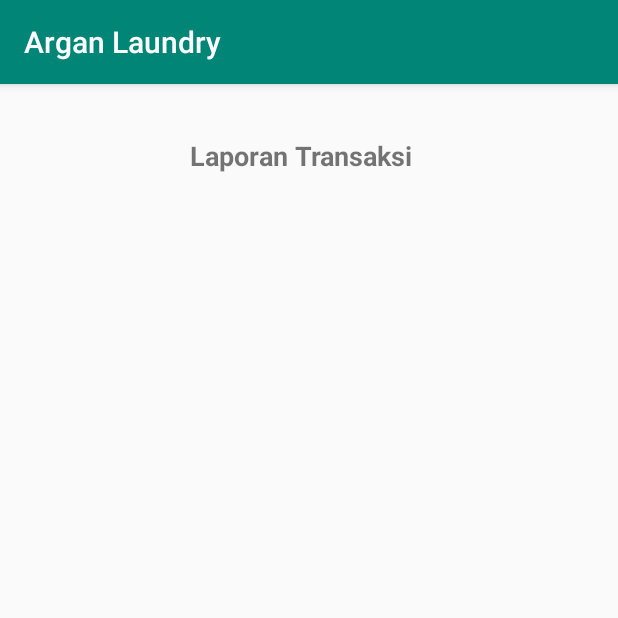
After one commit to soyidwahyud/laundry_Argan, an Android app: the Laporan screen opened directly, with no data from a screen before it, on a phone screen of 412 x 824 dp, the top half of it. The commit adds this screen. Run offline under Robolectric (Android 15) with nearby library versions, the phone set to English and light mode, and no system bars.

Commit message:
baru baru

```diff
--- a/app/src/main/AndroidManifest.xml
+++ b/app/src/main/AndroidManifest.xml
@@ -12,7 +12,8 @@
         android:supportsRtl="true"
         android:theme="@style/AppTheme"
         android:usesCleartextTraffic="true">
-        <activity android:name=".tampilan.menu"></activity>
+        <activity android:name=".tampilan.Laporan"></activity>
+        <activity android:name=".tampilan.menu" />
         <activity android:name=".tampilan.Argan">
             <intent-filter>
                 <action android:name="android.intent.action.MAIN" />
@@ -21,7 +22,7 @@
             </intent-filter>
         </activity>
         <activity android:name=".tampilan.DataCuciMasuk" />
-        <activity android:name=".MainActivity"></activity>
+        <activity android:name=".MainActivity" />
     </application>
 
 </manifest>
--- /dev/null
+++ b/app/src/main/java/com/example/laundryargan/tampilan/Laporan.java
@@ -0,0 +1,16 @@
+package com.example.laundryargan.tampilan;
+
+import androidx.appcompat.app.AppCompatActivity;
+
+import android.os.Bundle;
+
+import com.example.laundryargan.R;
+
+public class Laporan extends AppCompatActivity {
+
+    @Override
+    protected void onCreate(Bundle savedInstanceState) {
+        super.onCreate(savedInstanceState);
+        setContentView(R.layout.activity_laporan);
+    }
+}
--- a/app/src/main/java/com/example/laundryargan/tampilan/menu.java
+++ b/app/src/main/java/com/example/laundryargan/tampilan/menu.java
@@ -30,4 +30,10 @@ public class menu extends AppCompatActivity {
         Intent intent = new Intent(this, DataCuciMasuk.class);
         startActivity(intent);
     }
+
+    public void lap(View view) {
+        Intent intent = new Intent(this, Laporan.class);
+        startActivity(intent);
+
+    }
 }
--- a/app/src/main/res/layout/activity_data_cuci_masuk.xml
+++ b/app/src/main/res/layout/activity_data_cuci_masuk.xml
@@ -48,9 +48,8 @@
 
             <EditText
                 android:id="@+id/input_no_hp"
-                android:layout_width="334dp"
-                android:layout_height="56dp"
-                android:layout_marginStart="12dp"
+                android:layout_width="335dp"
+                android:layout_height="55dp"
                 android:ems="10"
                 android:hint="Masukan Nomor HP"
                 android:numeric="integer" />
--- /dev/null
+++ b/app/src/main/res/layout/activity_laporan.xml
@@ -0,0 +1,47 @@
+<?xml version="1.0" encoding="utf-8"?>
+<androidx.constraintlayout.widget.ConstraintLayout xmlns:android="http://schemas.android.com/apk/res/android"
+    xmlns:app="http://schemas.android.com/apk/res-auto"
+    xmlns:tools="http://schemas.android.com/tools"
+    android:layout_width="match_parent"
+    android:layout_height="match_parent"
+    tools:context=".tampilan.Laporan">
+
+    <TextView
+        android:id="@+id/textView4"
+        android:layout_width="158dp"
+        android:layout_height="33dp"
+        android:text="Laporan Transaksi"
+        android:textSize="18sp"
+        android:textStyle="bold"
+        app:layout_constraintBottom_toBottomOf="parent"
+        app:layout_constraintEnd_toEndOf="parent"
+        app:layout_constraintHorizontal_bias="0.498"
+        app:layout_constraintStart_toStartOf="parent"
+        app:layout_constraintTop_toTopOf="parent"
+        app:layout_constraintVertical_bias="0.048" />
+
+    <TableLayout
+        android:layout_width="408dp"
+        android:layout_height="596dp"
+        app:layout_constraintBottom_toBottomOf="parent"
+        app:layout_constraintEnd_toEndOf="parent"
+        app:layout_constraintStart_toStartOf="parent"
+        app:layout_constraintTop_toBottomOf="@+id/textView4">
+
+        <TableRow
+            android:layout_width="match_parent"
+            android:layout_height="match_parent" />
+
+        <TableRow
+            android:layout_width="match_parent"
+            android:layout_height="match_parent" />
+
+        <TableRow
+            android:layout_width="match_parent"
+            android:layout_height="match_parent" />
+
+        <TableRow
+            android:layout_width="match_parent"
+            android:layout_height="match_parent" />
+    </TableLayout>
+</androidx.constraintlayout.widget.ConstraintLayout>
--- a/app/src/main/res/layout/activity_menu.xml
+++ b/app/src/main/res/layout/activity_menu.xml
@@ -66,6 +66,7 @@
         android:layout_marginBottom="24dp"
         android:background="@android:color/white"
         android:text="Laporan"
+        android:onClick="lap"
         app:layout_constraintBottom_toTopOf="@+id/exit"
         app:layout_constraintEnd_toEndOf="parent"
         app:layout_constraintHorizontal_bias="0.498"
```
Also changed, not shown: app/src/main/java/com/example/laundryargan/tampilan/DataCuciMasuk.java (+32 -0 lines).
